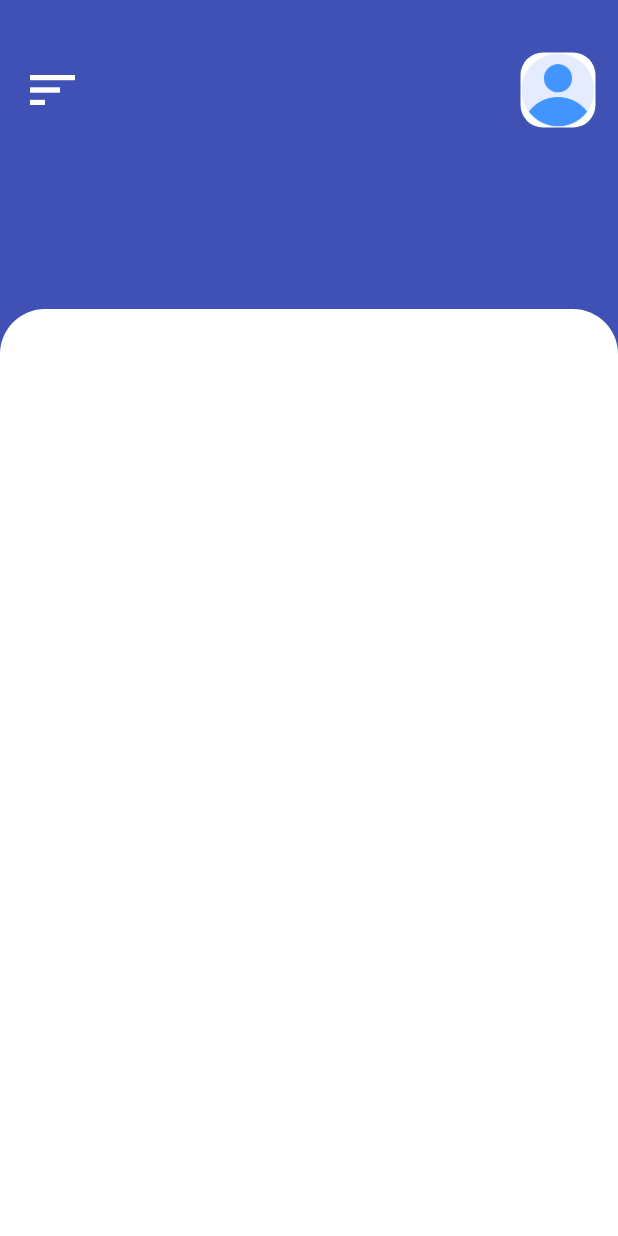
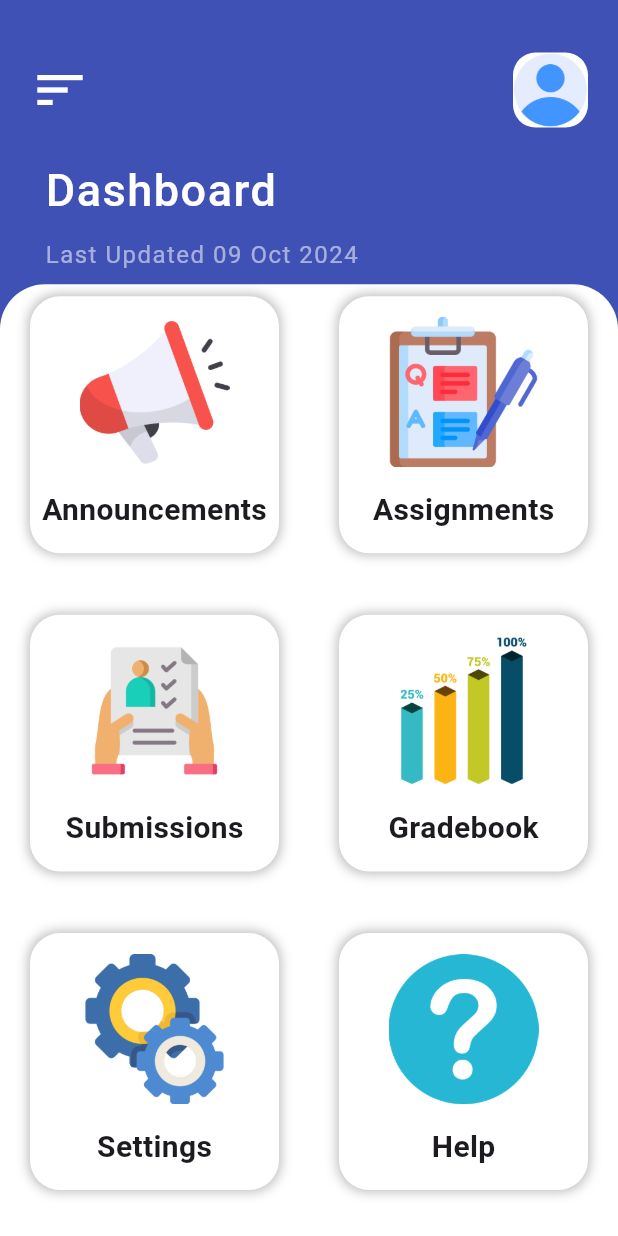
Before and after one commit to KP-Nemaranzhe/hms_mobile_app, a Flutter app: the screen it shows after launch, on a phone screen of 412 x 824 dp. Run offline on Flutter 3.47's test engine with Material 3 defaults, Android fonts, the phone set to English and light mode, and no system bars; our stand-ins replace google_fonts.

Commit message:
full gui of the dashboard

```diff
--- a/lib/dashboard.dart
+++ b/lib/dashboard.dart
@@ -2,6 +2,29 @@ import 'package:flutter/material.dart';
 
 class Dashboard extends StatelessWidget {
   var height, width;
+
+  List imgData =[
+    "images/megaphone.png",
+    "images/qa.png",
+    "images/submission.png",
+    "images/Grade.png",
+    "images/settings.png",
+    "images/question.png",
+    "images/phone.png",
+    "images/user-logout.png",
+  ];
+
+  List titles =[
+    "Announcements",
+    "Assignments",
+    "Submissions",
+    "Gradebook",
+    "Settings",
+    "Help",
+    "Contact us",
+    "Logout",
+
+  ];
 
   @override
   Widget build(BuildContext context) {
@@ -9,23 +32,24 @@ class Dashboard extends StatelessWidget {
     width = MediaQuery.of(context).size.width;
 
     return Scaffold(
-      body: Container(
+      body: SingleChildScrollView(
+        child: Container(
           color: Colors.indigo,
-        height: height,
           width: width,
           child: Column(
             children: [
               Container(
                 decoration: BoxDecoration(),
-              height: height * 0.25,
+                height: height * 0.23,
                 width: width,
                 child: Column(
+                  crossAxisAlignment: CrossAxisAlignment.start,
                   children: [
                     Padding(
                       padding: EdgeInsets.only(
                           top: 35,
-                        left: 15,
-                         right: 15,
+                          left: 20,
+                           right: 20,
                       ),
                       child: Row(
                         mainAxisAlignment: MainAxisAlignment.spaceBetween,
@@ -58,10 +82,43 @@ class Dashboard extends StatelessWidget {
                         ],
                       ),
                     ),
+                    Padding(
+                      padding: EdgeInsets.only(
+                        top: 20,
+                        left: 30,
+                        //right: 20,
+                      ),
+                      child: Column(
+                        crossAxisAlignment: CrossAxisAlignment.start,
+                        children: [
+                          Text(
+                            "Dashboard",
+                            style: TextStyle(
+                              fontSize: 30,
+                              color: Colors.white,
+                              fontWeight: FontWeight.w500,
+                              letterSpacing: 1,
+                            ),
+                          ),
+                          SizedBox(height: 10),
+                          Text(
+                              "Last Updated 09 Oct 2024",
+                              style: TextStyle(
+                                fontSize: 16,
+                                color: Colors.white54,
+
+                                letterSpacing: 1,
+                              )
+                          )
+                        ]
+                      )
+
+                    ),
                   ],
                 ),
               ),
-            Container(
+              SingleChildScrollView(
+                child: Container(
                   decoration: BoxDecoration(
                     color: Colors.white,
                     borderRadius: BorderRadius.only(
@@ -69,10 +126,59 @@ class Dashboard extends StatelessWidget {
                       topRight: Radius.circular(30),
                     ),
                   ),
-              height: height * 0.75,
+                  //height: height,
                   width: width,
+                  padding: EdgeInsets.only(bottom: 20),
+                  child: GridView.builder(
+                    gridDelegate: SliverGridDelegateWithFixedCrossAxisCount(
+                        crossAxisCount:2,
+                            childAspectRatio: 1.1,
+                                mainAxisSpacing: 25,
+                    ),
+                    shrinkWrap: true,
+                    physics: NeverScrollableScrollPhysics(),
+                    itemCount: imgData.length,
+                    itemBuilder: (context, index){
+                      return InkWell(
+                      onTap: (){},
+                  child: Container(
+                  margin: EdgeInsets.symmetric(vertical: 8, horizontal: 20),
+                  decoration: BoxDecoration(
+                  borderRadius: BorderRadius.circular(20),
+                  color: Colors.white,
+                  boxShadow: [
+                    BoxShadow(
+                    color: Colors.black26,
+                    spreadRadius: 1,
+                    blurRadius: 6,
                     ),
                   ],
+                  ),
+                    child: Column(
+                      mainAxisAlignment: MainAxisAlignment.spaceEvenly,
+                      children: [
+                        Image.asset(
+                          imgData[index],
+                        width: 100,
+                        ),
+                        Text(
+                            titles[index],
+                            style: TextStyle(
+                              fontSize: 20,
+                              fontWeight: FontWeight.bold,
+                            )),
+                      ],
+                    ),
+                  ),
+                      );
+
+                  }
+
+                  )
+                ),
+              ),
+            ],
+          ),
         ),
       ),
     );
--- a/lib/main.dart
+++ b/lib/main.dart
@@ -1,6 +1,5 @@
 import 'package:flutter/material.dart';
 import 'splash_screen.dart';
-import 'welcome_screen.dart';
 import 'signin_screen.dart';
 import 'signup_screen.dart';
 import 'forget_password_screen.dart';
--- a/lib/splash_screen.dart
+++ b/lib/splash_screen.dart
@@ -1,6 +1,6 @@
 import 'package:flutter/material.dart';
 import 'package:google_fonts/google_fonts.dart'; // Import Google Fonts package
-import 'welcome_screen.dart'; // Import the WelcomePage
+// Import the WelcomePage
 import 'dashboard.dart';
 class SplashScreen extends StatefulWidget {
   @override
```
Also changed, not shown: pubspec.yaml (+10 -1 lines), images/Grade.png (added), images/submission.png (added), 1 other file. Lines whose indentation alone changed are shown as unchanged.
